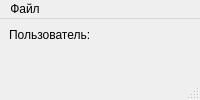
Freynet19/NSU_DB, file client/ui/MainWindow.ui: the form before one commit.
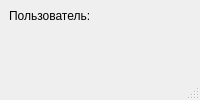
The form after the commit.

Commit message: remove menubar

Diff of the .ui file:
```diff
--- a/client/ui/MainWindow.ui
+++ b/client/ui/MainWindow.ui
@@ -26,15 +26,6 @@
     </item>
    </layout>
   </widget>
-  <widget class="QMenuBar" name="menubar">
-   <widget class="QMenu" name="menuFile">
-    <property name="title">
-     <string>Файл</string>
-    </property>
-    <addaction name="actionExit"/>
-   </widget>
-   <addaction name="menuFile"/>
-  </widget>
   <widget class="QStatusBar" name="statusbar"/>
   <action name="actionExit">
    <property name="text">
```
Left out of the diff: 5 changed lines with no effect on the pictures. The commit also changes 1 other file.
